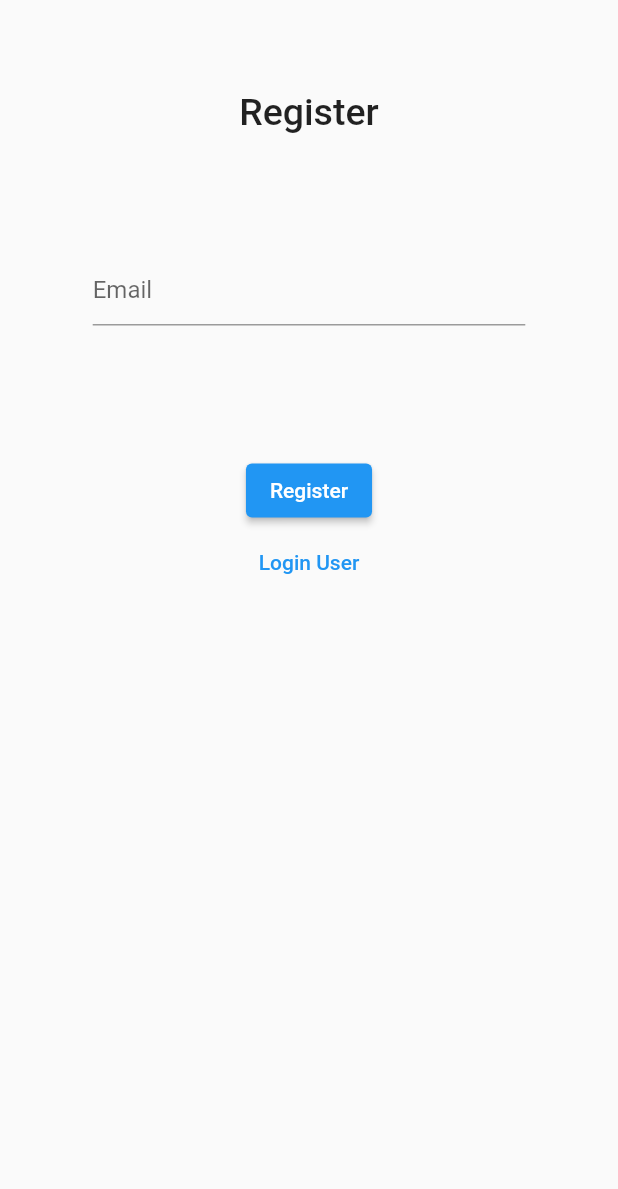
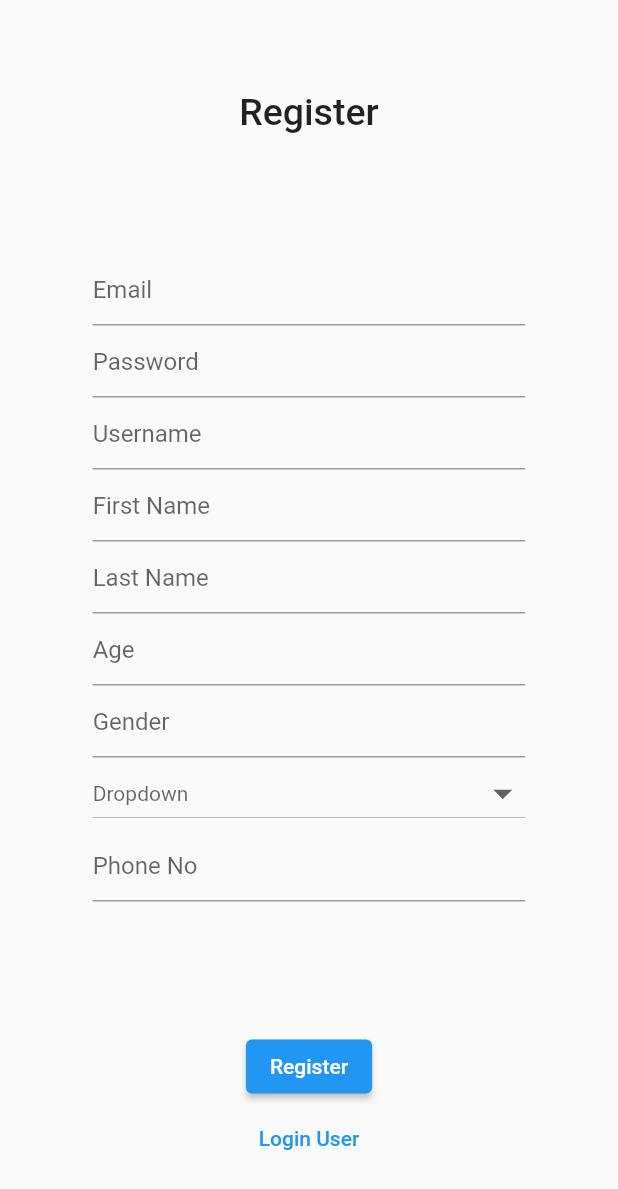
Before and after one commit to NameshDilshan/weddingplanner, a Flutter app: the screen it shows after launch, after a tap on "Register User", on a phone screen of 412 x 824 dp. Shown: the top 1189 px of the screen. Run offline on Flutter 3.47's test engine with Material 2 defaults, Android fonts, the phone set to English and light mode, and no system bars; our stand-ins replace cloud_firestore, firebase_auth, firebase_core; accounts and stored records are empty.

```diff
--- a/lib/models/User.dart
+++ /dev/null
@@ -1,15 +0,0 @@
-class User{
-  final String id;
-  final String username;
-  final String firstname;
-  final String lastname;
-  final String age;
-  final String password;
-  final String location;
-  final String phoneno;
-
-
-  User(this.id, this.username, this.firstname, this.lastname, this.age,
-      this.password, this.location, this.phoneno);
-
-}
--- a/lib/pages/login_register_page.dart
+++ b/lib/pages/login_register_page.dart
@@ -1,8 +1,11 @@
+import 'dart:core';
+import 'dart:core';
+import 'dart:core';
+import 'dart:core';
+
 import 'package:cloud_firestore/cloud_firestore.dart';
 import 'package:flutter/material.dart';
 import 'package:firebase_auth/firebase_auth.dart';
-import 'package:weddingplanner/models/User.dart';
-import '../auth.dart';
 
 class LoginPage extends StatefulWidget {
   const LoginPage({Key? key}) : super(key: key);
@@ -14,20 +17,55 @@ class LoginPage extends StatefulWidget {
 class _LoginPageState extends State<LoginPage> {
   String? errorMessage = '';
   bool isLogin = true;
-  final GlobalKey _formKey = GlobalKey<FormState>();
-  final List<String> textFieldsValue = [];
+
+  // final GlobalKey<ScaffoldState> _scaffoldKey = GlobalKey(); //so we can call snackbar from anywhere
+  final _formKey = GlobalKey<FormState>();
+
+  // final List<String> textFieldsValue = []
+  final Map<String, TextEditingController> registerController = {
+    'username': TextEditingController(),
+    'firstname': TextEditingController(),
+    'lastname': TextEditingController(),
+    'age': TextEditingController(),
+    'password': TextEditingController(),
+    'location': TextEditingController(),
+    'phoneno': TextEditingController(),
+    'email': TextEditingController(),
+  };
 
   // final TextEditingController _controllerEmail = TextEditingController();
   // final TextEditingController _controllerPassword = TextEditingController();
 
-  Future<void> signInWithformdata() async {
+  Future<String?> signInWithformdata() async {
+    print(registerController['username']?.text);
     try {
-      // await Auth().signInWithEmailAndPassword(email: _controllerEmail.text, password: _controllerPassword.text);
-    } on FirebaseAuthException catch (e) {
+      final docuser = FirebaseFirestore.instance.collection('users').doc();
+      await docuser.set({
+        'username': registerController['username']?.text,
+        'firstname': registerController['firstname']?.text,
+        'lastname': registerController['lastname']?.text,
+        'age': registerController['age']?.text,
+        'password': registerController['password']?.text,
+        'location': registerController['location']?.text,
+        'phoneno': registerController['phoneno']?.text,
+        'email': registerController['email']?.text,
+      });
+      return 'success';
+    } catch (e) {
       setState(() {
-        errorMessage = e.message;
+        errorMessage = e.toString();
       });
+      return e.toString();
     }
+
+    // try {
+    //   controller: registerController['email'],
+    //   // await Auth().signInWithEmailAndPassword(email: _controllerEmail.text, password: _controllerPassword.text);
+    // } on FirebaseAuthException catch (e) {
+    //   setState(() {
+    //     errorMessage = e.message;
+    //   });
+    // }
   }
 
   Widget loginWidget() {
@@ -36,6 +74,7 @@ class _LoginPageState extends State<LoginPage> {
         SizedBox(
           width: MediaQuery.of(context).size.width * 70 / 100,
           child: TextFormField(
+            controller: registerController['email'],
             decoration: const InputDecoration(
               hintText: 'Email',
             ),
@@ -50,6 +89,7 @@ class _LoginPageState extends State<LoginPage> {
         SizedBox(
           width: MediaQuery.of(context).size.width * 70 / 100,
           child: TextFormField(
+            controller: registerController['password'],
             decoration: const InputDecoration(
               hintText: 'Password',
             ),
@@ -66,11 +106,18 @@ class _LoginPageState extends State<LoginPage> {
   }
 
   Widget registerWidget() {
-    return Column(
+    List<String> _locations = ['A', 'B', 'C', 'D']; // Option 2
+    String? _selectedLocation = ""; // Option 2
+    String? dropDownValue;
+
+    return Form(
+      key: _formKey,
+      child: Column(
         children: [
           SizedBox(
             width: MediaQuery.of(context).size.width * 70 / 100,
             child: TextFormField(
+              controller: registerController['email'],
               decoration: const InputDecoration(
                 hintText: 'Email',
               ),
@@ -78,109 +125,153 @@ class _LoginPageState extends State<LoginPage> {
                 if (value == null || value.isEmpty) {
                   return 'Please enter some Email';
                 }
-              textFieldsValue.add(value!);
+                return null;
               },
             ),
           ),
-        // SizedBox(
-        //   width: MediaQuery.of(context).size.width * 70 / 100,
-        //   child: TextFormField(
-        //     decoration: const InputDecoration(
-        //       hintText: 'Password',
-        //     ),
-        //     validator: (value) {
-        //       if (value == null || value.isEmpty) {
-        //         return 'Please enter Password';
-        //       }
-        //     },
+          SizedBox(
+            width: MediaQuery.of(context).size.width * 70 / 100,
+            child: TextFormField(
+              controller: registerController['password'],
+              decoration: const InputDecoration(
+                hintText: 'Password',
+              ),
+              validator: (value) {
+                if (value == null || value.isEmpty) {
+                  return 'Please enter Password';
+                }
+                return null;
+              },
+            ),
+          ),
+          SizedBox(
+            width: MediaQuery.of(context).size.width * 70 / 100,
+            child: TextFormField(
+              controller: registerController['username'],
+              decoration: const InputDecoration(
+                hintText: 'Username',
+              ),
+              validator: (value) {
+                if (value == null || value.isEmpty) {
+                  return 'Please enter Username';
+                }
+                return null;
+              },
+            ),
+          ),
+          SizedBox(
+            width: MediaQuery.of(context).size.width * 70 / 100,
+            child: TextFormField(
+              controller: registerController['firstname'],
+              decoration: const InputDecoration(
+                hintText: 'First Name',
+              ),
+              validator: (value) {
+                if (value == null || value.isEmpty) {
+                  return 'Please enter First Name';
+                }
+                return null;
+              },
+            ),
+          ),
+          SizedBox(
+            width: MediaQuery.of(context).size.width * 70 / 100,
+            child: TextFormField(
+              controller: registerController['lastname'],
+              decoration: const InputDecoration(
+                hintText: 'Last Name',
+              ),
+              validator: (value) {
+                if (value == null || value.isEmpty) {
+                  return 'Please enter Last Name';
+                }
+                return null;
+              },
+            ),
+          ),
+          SizedBox(
+            width: MediaQuery.of(context).size.width * 70 / 100,
+            child: TextFormField(
+              controller: registerController['age'],
+              keyboardType: TextInputType.number,
+              decoration: const InputDecoration(
+                hintText: 'Age',
+              ),
+              validator: (value) {
+                if (value == null || value.isEmpty) {
+                  return 'Please enter Age';
+                }
+                return null;
+              },
+            ),
+          ),
+          SizedBox(
+            width: MediaQuery.of(context).size.width * 70 / 100,
+            child: TextFormField(
+              controller: registerController['gender'],
+              decoration: const InputDecoration(
+                hintText: 'Gender',
+              ),
+              validator: (value) {
+                if (value == null || value.isEmpty) {
+                  return 'Please enter Gender';
+                }
+                return null;
+              },
+            ),
+          ),
+          SizedBox(
+              width: MediaQuery.of(context).size.width * 70 / 100,
+              child: DropdownButton(
+                hint: dropDownValue == null ? const Text('Dropdown') : Text(dropDownValue, style: const TextStyle(color: Colors.blue),
+                ),
+                isExpanded: true,
+                iconSize: 30.0,
+                style: const TextStyle(color: Colors.blue),
+                items: ['One', 'Two', 'Three'].map((val) {
+                    return DropdownMenuItem<String>(
+                      value: val,
+                      child: Text(val),
+                    );
+                  },
+                ).toList(),
+                onChanged: (val) {
+                  setState(() {
+                      dropDownValue = val;
+                    },
+                  );
+                },
+              ),
+              // TextFormField(
+              //   controller: registerController['location'],
+              //   decoration: const InputDecoration(
+              //     hintText: 'Location',
               //   ),
+              //   validator: (value) {
+              //     if (value == null || value.isEmpty) {
+              //       return 'Please enter Location';
+              //     }
+              //     return null;
+              //   },
               // ),
-        // SizedBox(
-        //   width: MediaQuery.of(context).size.width * 70 / 100,
-        //   child: TextFormField(
-        //     decoration: const InputDecoration(
-        //       hintText: 'Username',
-        //     ),
-        //     validator: (value) {
-        //       if (value == null || value.isEmpty) {
-        //         return 'Please enter Username';
-        //       }
-        //       return null;
-        //     },
-        //   ),
-        // ),
-        // SizedBox(
-        //   width: MediaQuery.of(context).size.width * 70 / 100,
-        //   child: TextFormField(
-        //     decoration: const InputDecoration(
-        //       hintText: 'First Name',
-        //     ),
-        //     validator: (value) {
-        //       if (value == null || value.isEmpty) {
-        //         return 'Please enter First Name';
-        //       }
-        //       return null;
-        //     },
-        //   ),
-        // ),
-        // SizedBox(
-        //   width: MediaQuery.of(context).size.width * 70 / 100,
-        //   child: TextFormField(
-        //     decoration: const InputDecoration(
-        //       hintText: 'Last Name',
-        //     ),
-        //     validator: (value) {
-        //       if (value == null || value.isEmpty) {
-        //         return 'Please enter Last Name';
-        //       }
-        //       return null;
-        //     },
-        //   ),
-        // ),
-        // SizedBox(
-        //   width: MediaQuery.of(context).size.width * 70 / 100,
-        //   child: TextFormField(
-        //     keyboardType: TextInputType.number,
-        //     decoration: const InputDecoration(
-        //       hintText: 'Age',
-        //     ),
-        //     validator: (value) {
-        //       if (value == null || value.isEmpty) {
-        //         return 'Please enter Age';
-        //       }
-        //       return null;
-        //     },
-        //   ),
-        // ),
-        // SizedBox(
-        //   width: MediaQuery.of(context).size.width * 70 / 100,
-        //   child: TextFormField(
-        //     decoration: const InputDecoration(
-        //       hintText: 'Location',
-        //     ),
-        //     validator: (value) {
-        //       if (value == null || value.isEmpty) {
-        //         return 'Please enter Location';
-        //       }
-        //       return null;
-        //     },
-        //   ),
-        // ),
-        // SizedBox(
-        //   width: MediaQuery.of(context).size.width * 70 / 100,
-        //   child: TextFormField(
-        //     decoration: const InputDecoration(
-        //       hintText: 'Phone No',
-        //     ),
-        //     validator: (value) {
-        //       if (value == null || value.isEmpty) {
-        //         return 'Please enter Phone No';
-        //       }
-        //       return null;
-        //     },
-        //   ),
-        // ),
+              ),
+          SizedBox(
+            width: MediaQuery.of(context).size.width * 70 / 100,
+            child: TextFormField(
+              controller: registerController['phoneno'],
+              decoration: const InputDecoration(
+                hintText: 'Phone No',
+              ),
+              validator: (value) {
+                if (value == null || value.isEmpty) {
+                  return 'Please enter Phone No';
+                }
+                return null;
+              },
+            ),
+          ),
         ],
+      ),
     );
   }
 
@@ -191,7 +282,11 @@ class _LoginPageState extends State<LoginPage> {
   Widget _submitButton() {
     return ElevatedButton(
       onPressed: () {
+        if (_formKey.currentState != null) {
+          if (_formKey.currentState!.validate()) {
             isLogin ? signInWithformdata() : createUserWithformdata();
+          }
+        }
       },
       child: Text(isLogin ? 'Login' : 'Register'),
     );
@@ -208,24 +303,35 @@ class _LoginPageState extends State<LoginPage> {
     );
   }
 
-  Future<void> createUserWithformdata() async {
-    // try {
-      print(textFieldsValue.length);
-      final docuser = FirebaseFirestore.instance.collection('users').doc();
-      // final user = User(
-      // id: docuser.id,
-      // username: username, firstname: firstname, lastname: lastname, age: age, password: password, location: location, phoneno: phoneno)
-      // await Auth().createUserWithEmailAndPassword(email: _controllerEmail.text, password: _controllerPassword.text);
-    // } on FirebaseAuthException catch (e) {
-    //   setState(() {
-    //     errorMessage = e.message;
-    //   });
-    // }
+  Future<String> createUserWithformdata() async {
+    try {
+      final docuser = FirebaseFirestore.instance
+          .collection('users')
+          .doc(registerController['email']?.text);
+      await docuser.set({
+        'email': registerController['email']?.text,
+        'password': registerController['password']?.text,
+        'username': registerController['username']?.text,
+        'firstname': registerController['firstname']?.text,
+        'lastname': registerController['lastname']?.text,
+        'age': registerController['age']?.text,
+        'location': registerController['location']?.text,
+        'phoneno': registerController['phoneno']?.text,
+        'gender': registerController['gender']?.text,
+      });
+      return 'success';
+    } catch (e) {
+      setState(() {
+        errorMessage = e.toString();
+      });
+      return e.toString();
+    }
   }
 
   @override
   Widget build(BuildContext context) {
     return Scaffold(
+      // key: _scaffoldKey,
       body: Container(
         height: double.infinity,
         width: double.infinity,
```
Also changed, not shown: pubspec.lock, 1 other file. Lines whose indentation alone changed are shown as unchanged.
